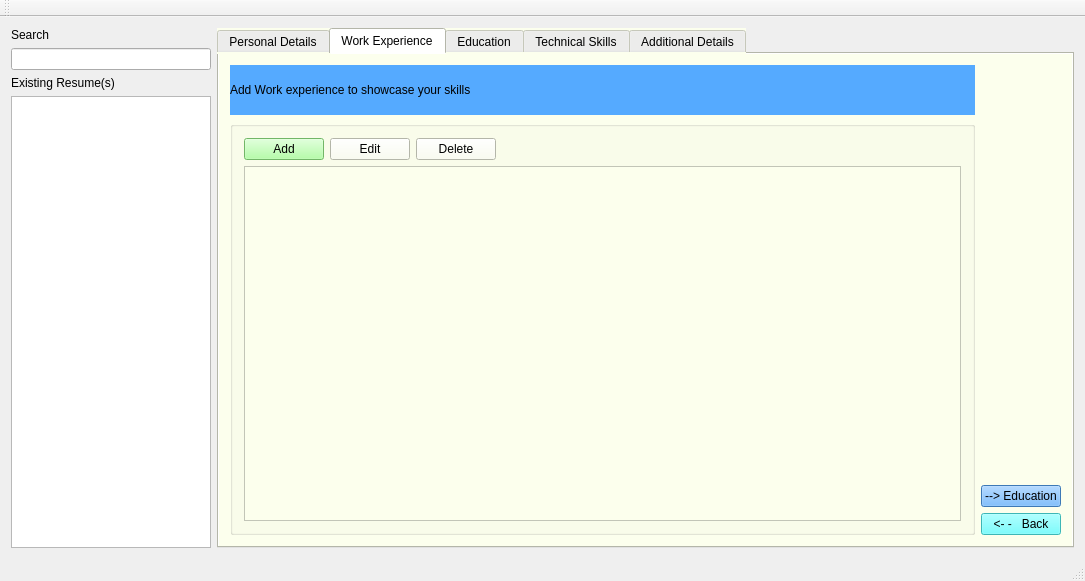
Before: the Qt Designer form ResumeManager/mainwindow.ui in vkaushikregis/practicum, drawn with Qt 5.
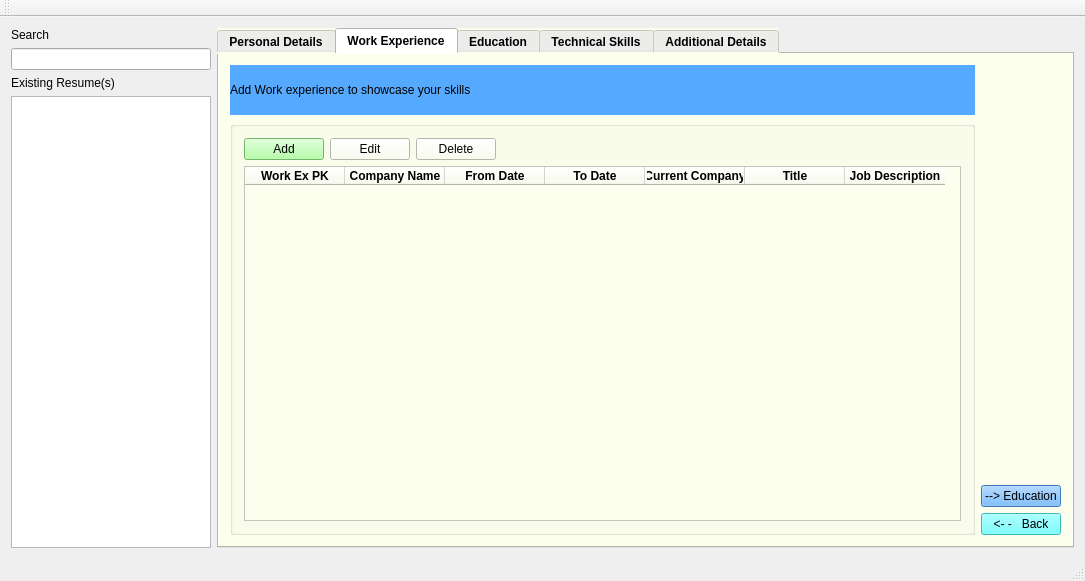
After: the same form once the commit is applied. The open tabs and pages were chosen to show the change.

Patch:
```diff
--- a/ResumeManager/mainwindow.ui
+++ b/ResumeManager/mainwindow.ui
@@ -57,6 +57,12 @@
     </item>
     <item row="0" column="1" rowspan="4">
      <widget class="QTabWidget" name="tabWidgetMain">
+      <property name="font">
+       <font>
+        <weight>75</weight>
+        <bold>true</bold>
+       </font>
+      </property>
       <property name="whatsThis">
        <string/>
       </property>
@@ -492,7 +498,85 @@
                   </layout>
                  </item>
                  <item>
-                  <widget class="QTableWidget" name="tableWidgetWorkEx"/>
+                  <widget class="QTableWidget" name="tableWidgetWorkEx">
+                   <column>
+                    <property name="text">
+                     <string>Work Ex PK</string>
+                    </property>
+                    <property name="font">
+                     <font>
+                      <weight>75</weight>
+                      <bold>true</bold>
+                     </font>
+                    </property>
+                   </column>
+                   <column>
+                    <property name="text">
+                     <string>Company Name</string>
+                    </property>
+                    <property name="font">
+                     <font>
+                      <weight>75</weight>
+                      <bold>true</bold>
+                     </font>
+                    </property>
+                   </column>
+                   <column>
+                    <property name="text">
+                     <string>From Date</string>
+                    </property>
+                    <property name="font">
+                     <font>
+                      <weight>75</weight>
+                      <bold>true</bold>
+                     </font>
+                    </property>
+                   </column>
+                   <column>
+                    <property name="text">
+                     <string>To Date</string>
+                    </property>
+                    <property name="font">
+                     <font>
+                      <weight>75</weight>
+                      <bold>true</bold>
+                     </font>
+                    </property>
+                   </column>
+                   <column>
+                    <property name="text">
+                     <string>Current Company</string>
+                    </property>
+                    <property name="font">
+                     <font>
+                      <weight>75</weight>
+                      <bold>true</bold>
+                     </font>
+                    </property>
+                   </column>
+                   <column>
+                    <property name="text">
+                     <string>Title</string>
+                    </property>
+                    <property name="font">
+                     <font>
+                      <weight>75</weight>
+                      <bold>true</bold>
+                     </font>
+                    </property>
+                   </column>
+                   <column>
+                    <property name="text">
+                     <string>Job Description</string>
+                    </property>
+                    <property name="font">
+                     <font>
+                      <weight>75</weight>
+                      <bold>true</bold>
+                     </font>
+                    </property>
+                   </column>
+                  </widget>
                  </item>
                 </layout>
                </item>
```
Left out of the diff: 165 changed lines with no effect on the pictures.
